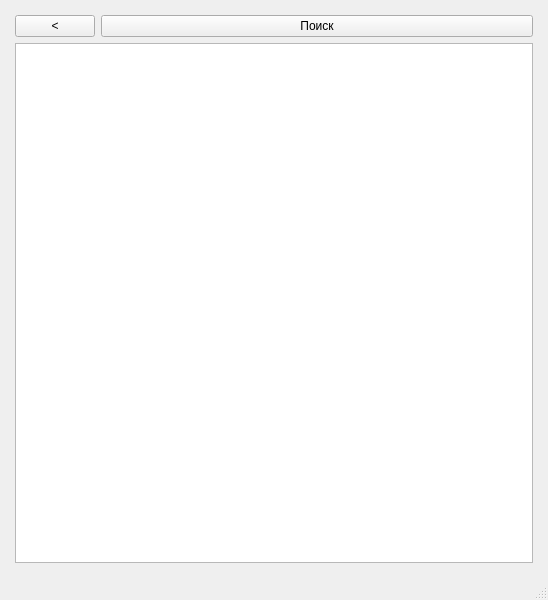
simai1/sfedu-hackathon-2025, file BrainBit/neurosamples-main/Bit/ui/SearchScreenRuUI.ui: the form before one commit.
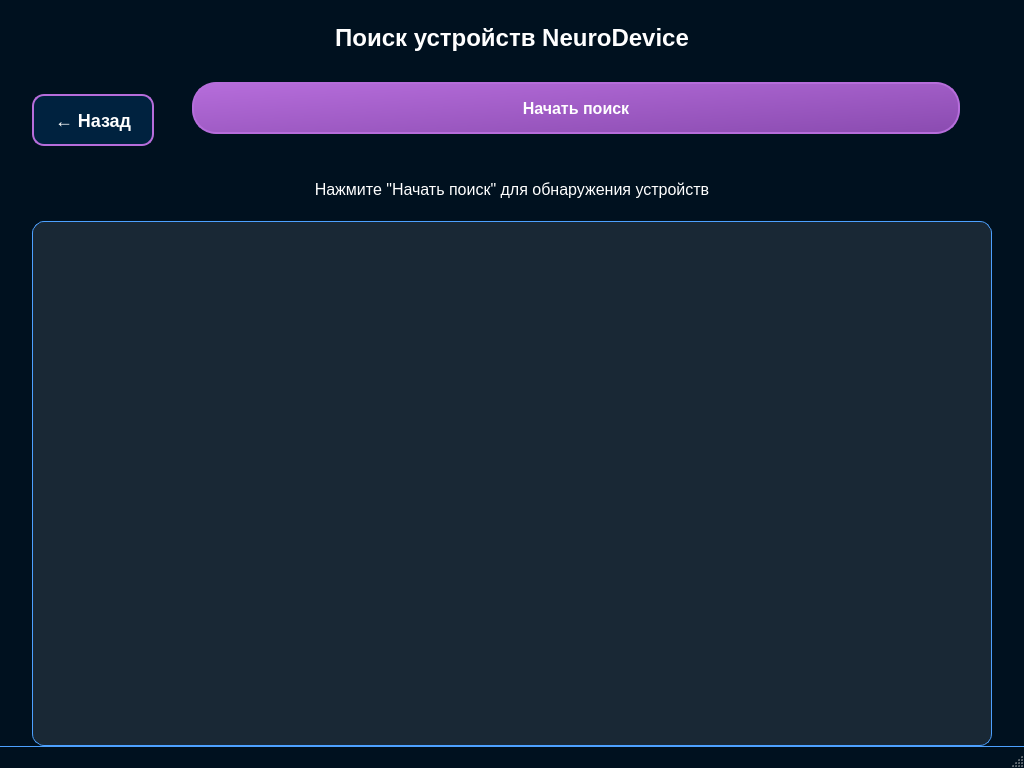
The form after the commit.

Diff of the .ui file:
```diff
--- a/BrainBit/neurosamples-main/Bit/ui/SearchScreenRuUI.ui
+++ b/BrainBit/neurosamples-main/Bit/ui/SearchScreenRuUI.ui
@@ -6,51 +6,222 @@
    <rect>
     <x>0</x>
     <y>0</y>
-    <width>548</width>
-    <height>600</height>
+    <width>1024</width>
+    <height>768</height>
    </rect>
   </property>
   <property name="windowTitle">
    <string>Поиск устройства</string>
   </property>
+  <property name="styleSheet">
+   <string notr="true">QMainWindow {
+	background-color: #00111F;
+	font-family: "Segoe UI", "Roboto", "Helvetica Neue", sans-serif;
+}
+
+QLabel {
+	color: #FFFFFF;
+}
+
+QPushButton {
+	background-color: qlineargradient(x1: 0, y1: 0, x2: 1, y2: 1, stop: 0 #B66DDB, stop: 1 #8A4BB0);
+	border-radius: 24px;
+	color: white;
+	font-size: 16px;
+	font-weight: 500;
+	height: 48px;
+	padding: 0 24px;
+	border: 2px solid #B66DDB;
+	transition: all 0.3s ease;
+}
+
+QPushButton:hover {
+	background-color: qlineargradient(x1: 0, y1: 0, x2: 1, y2: 1, stop: 0 #A05CC4, stop: 1 #7A3BA0);
+	border: 2px solid #A05CC4;
+	box-shadow: 0 4px 8px rgba(182, 109, 219, 0.4);
+}
+
+QPushButton:pressed {
+	background-color: qlineargradient(x1: 0, y1: 0, x2: 1, y2: 1, stop: 0 #8A4BB0, stop: 1 #6A2B90);
+	border: 2px solid #8A4BB0;
+	transform: translateY(2px);
+}
+
+QPushButton:disabled {
+	opacity: 0.5;
+}
+
+/* Header */
+QLabel#headerTitle {
+	font-size: 24px;
+	font-weight: 600;
+	margin: 24px 0;
+	text-align: center;
+}
+
+/* Back Button */
+QPushButton#backButton {
+	background-color: #00223F;
+	border-radius: 12px;
+	font-size: 18px;
+	padding: 0 20px;
+	min-width: 40px;
+}
+
+QPushButton#backButton:hover {
+	background-color: #00335F;
+	box-shadow: 0 2px 4px rgba(0, 34, 63, 0.4);
+}
+
+/* Search Button */
+QPushButton#searchButton {
+	margin: 0 32px 24px 32px;
+}
+
+/* Status Label */
+QLabel#statusLabel {
+	font-size: 16px;
+	margin: 16px 0;
+	text-align: center;
+}
+
+/* Device List */
+QListWidget#listWidget {
+	background-color: rgba(255, 255, 255, 0.1);
+	border: 1px solid #4DA1FF;
+	border-radius: 12px;
+	margin: 0 32px;
+	padding: 12px;
+	color: #FFFFFF;
+	font-size: 16px;
+}
+
+QListWidget#listWidget::item {
+	padding: 16px 20px;
+	border-bottom: 1px solid rgba(255, 255, 255, 0.2);
+	border-radius: 8px;
+}
+
+QListWidget#listWidget::item:last-child {
+	border-bottom: none;
+}
+
+QListWidget#listWidget::item:hover {
+	background-color: rgba(182, 109, 219, 0.3);
+}
+
+QListWidget#listWidget::item:selected {
+	background-color: #B66DDB;
+	color: white;
+	font-weight: 500;
+}
+
+/* Scroll Area */
+QScrollArea {
+	background-color: transparent;
+	border: none;
+}
+
+QWidget#scrollWidget {
+	background-color: transparent;
+}</string>
+  </property>
   <widget class="QWidget" name="centralwidget">
-   <layout class="QVBoxLayout" name="verticalLayout" stretch="0,0">
+   <layout class="QVBoxLayout" name="verticalLayout">
     <property name="leftMargin">
-     <number>15</number>
+     <number>0</number>
     </property>
     <property name="topMargin">
-     <number>15</number>
+     <number>0</number>
     </property>
     <property name="rightMargin">
-     <number>15</number>
+     <number>0</number>
     </property>
     <property name="bottomMargin">
-     <number>15</number>
+     <number>0</number>
     </property>
+    <item alignment="Qt::AlignTop">
+     <widget class="QLabel" name="headerTitle">
+      <property name="text">
+       <string>Поиск устройств NeuroDevice</string>
+      </property>
+      <property name="alignment">
+       <set>Qt::AlignCenter</set>
+      </property>
+     </widget>
+    </item>
     <item>
      <layout class="QHBoxLayout" name="horizontalLayout" stretch="0,1">
+      <property name="leftMargin">
+       <number>32</number>
+      </property>
+      <property name="rightMargin">
+       <number>32</number>
+      </property>
       <item>
        <widget class="QPushButton" name="backButton">
+        <property name="minimumSize">
+         <size>
+          <width>60</width>
+          <height>48</height>
+         </size>
+        </property>
         <property name="text">
-         <string>&lt;</string>
+         <string>← Назад</string>
         </property>
        </widget>
       </item>
       <item>
        <widget class="QPushButton" name="searchButton">
+        <property name="minimumSize">
+         <size>
+          <width>0</width>
+          <height>60</height>
+         </size>
+        </property>
         <property name="text">
-         <string>Поиск</string>
+         <string>Начать поиск</string>
         </property>
        </widget>
       </item>
      </layout>
     </item>
     <item>
-     <widget class="QListWidget" name="listWidget"/>
+     <widget class="QLabel" name="statusLabel">
+      <property name="text">
+       <string>Нажмите "Начать поиск" для обнаружения устройств</string>
+      </property>
+      <property name="alignment">
+       <set>Qt::AlignCenter</set>
+      </property>
+     </widget>
+    </item>
+    <item>
+     <widget class="QListWidget" name="listWidget">
+      <property name="minimumSize">
+       <size>
+        <width>0</width>
+        <height>400</height>
+       </size>
+      </property>
+     </widget>
     </item>
    </layout>
   </widget>
-  <widget class="QStatusBar" name="statusbar"/>
+  <widget class="QStatusBar" name="statusbar">
+   <property name="styleSheet">
+    <string notr="true">QStatusBar {
+	background-color: #00111F;
+	border: none;
+	border-top: 1px solid #4DA1FF;
+}
+
+QStatusBar QLabel {
+	color: #FFFFFF;
+	font-size: 14px;
+}</string>
+   </property>
+  </widget>
  </widget>
  <resources/>
  <connections/>
```
